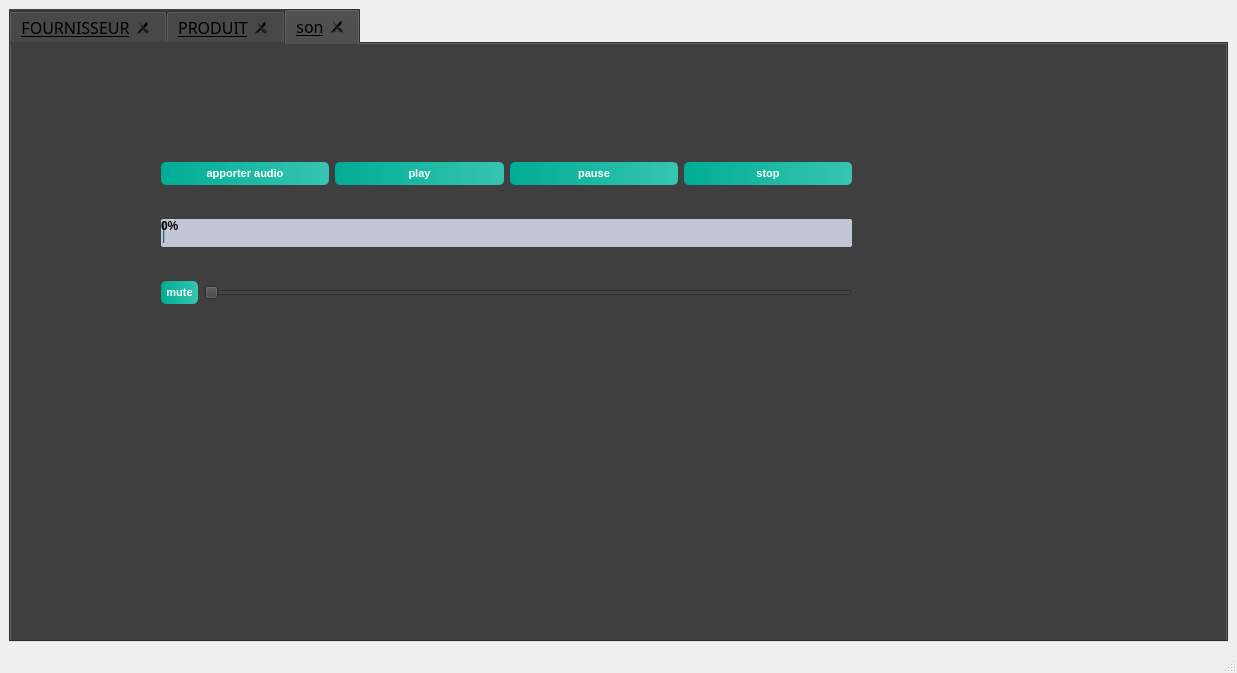
Old version of the form Desktop/projet c++/gra/mainwindow.ui in the repository boubakri-ch/Smart_Factory_2A5.
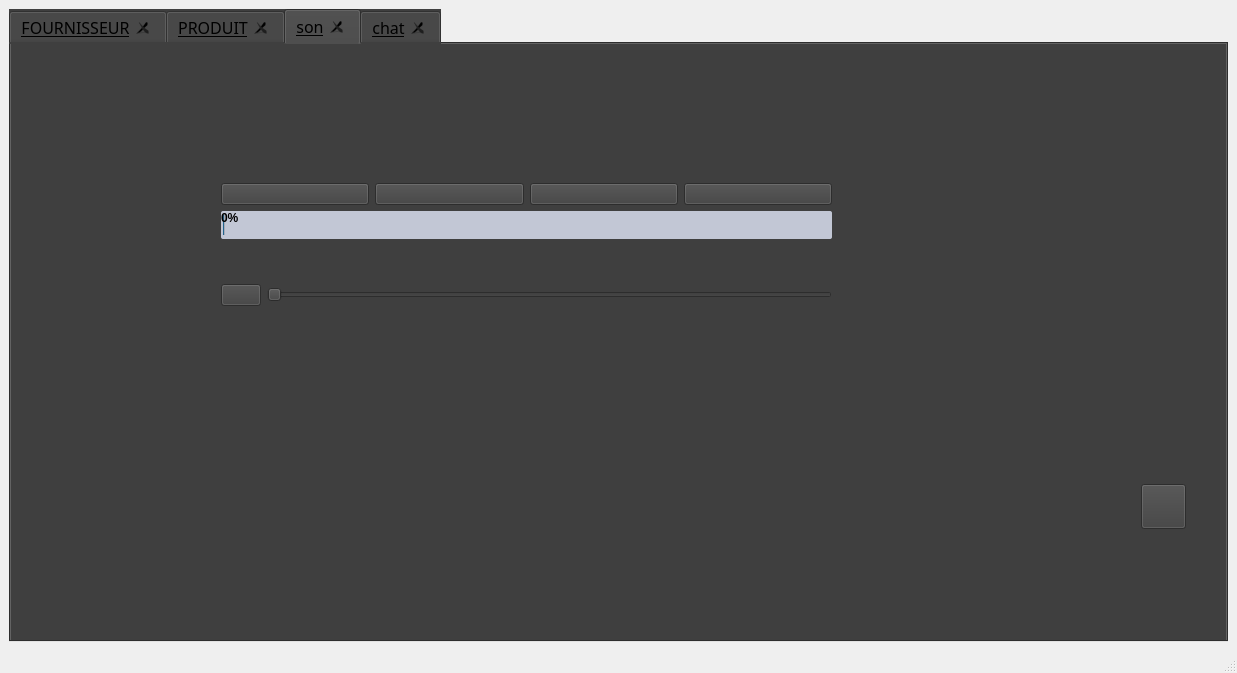
New version of the form. The open tabs and pages were chosen to show the change. Icons and pictures are not drawn.

The edit to the form file:
```diff
--- a/Desktop/projet c++/gra/mainwindow.ui
+++ b/Desktop/projet c++/gra/mainwindow.ui
@@ -1631,184 +1631,176 @@
        <attribute name="title">
         <string>son</string>
        </attribute>
+       <widget class="QPushButton" name="pushButton_18">
+        <property name="geometry">
+         <rect>
+          <x>1130</x>
+          <y>440</y>
+          <width>45</width>
+          <height>45</height>
+         </rect>
+        </property>
+        <property name="styleSheet">
+         <string notr="true"> QPushButton{
+
+    font: 12pt &quot;MS Shell Dlg 2&quot;;
+
+color:white;
+
+background-image:url(C:/Users/Chiheb/Desktop/projet c++/gra/web);
+
+background-position:  center;
+
+background-repeat:no-repeat;
+
+				   }</string>
+        </property>
+        <property name="text">
+         <string/>
+        </property>
+       </widget>
        <widget class="QWidget" name="layoutWidget">
         <property name="geometry">
          <rect>
-          <x>150</x>
-          <y>90</y>
-          <width>691</width>
+          <x>210</x>
+          <y>100</y>
+          <width>611</width>
           <height>201</height>
          </rect>
         </property>
-        <layout class="QVBoxLayout" name="verticalLayout" stretch="0,0,0">
-         <property name="sizeConstraint">
-          <enum>QLayout::SetDefaultConstraint</enum>
-         </property>
-         <property name="leftMargin">
-          <number>0</number>
-         </property>
-         <property name="topMargin">
-          <number>0</number>
-         </property>
-         <property name="rightMargin">
-          <number>0</number>
-         </property>
-         <property name="bottomMargin">
-          <number>0</number>
-         </property>
+        <layout class="QVBoxLayout" name="verticalLayout_9">
+         <item>
+          <layout class="QVBoxLayout" name="verticalLayout">
+           <item>
+            <layout class="QHBoxLayout" name="horizontalLayout">
+             <item>
+              <widget class="QPushButton" name="apporter">
+               <property name="styleSheet">
+                <string notr="true"> QPushButton{
+
+    font: 12pt &quot;MS Shell Dlg 2&quot;;
+
+color:white;
+
+background-image:url(C:/Users/Chiheb/Desktop/projet c++/gra/apporter);
+
+background-position:  center;
+
+background-repeat:no-repeat;
+
+				   }</string>
+               </property>
+               <property name="text">
+                <string/>
+               </property>
+              </widget>
+             </item>
+             <item>
+              <widget class="QPushButton" name="pause">
+               <property name="styleSheet">
+                <string notr="true"> QPushButton{
+
+    font: 12pt &quot;MS Shell Dlg 2&quot;;
+
+color:white;
+
+background-image:url(C:/Users/Chiheb/Desktop/projet c++/gra/pause);
+
+background-position:  center;
+
+background-repeat:no-repeat;
+
+				   }</string>
+               </property>
+               <property name="text">
+                <string/>
+               </property>
+              </widget>
+             </item>
+             <item>
+              <widget class="QPushButton" name="play">
+               <property name="styleSheet">
+                <string notr="true"> QPushButton{
+
+    font: 12pt &quot;MS Shell Dlg 2&quot;;
+
+color:white;
+
+background-image:url(C:/Users/Chiheb/Desktop/projet c++/gra/play);
+
+background-position:  center;
+
+background-repeat:no-repeat;
+
+				   }</string>
+               </property>
+               <property name="text">
+                <string/>
+               </property>
+              </widget>
+             </item>
+             <item>
+              <widget class="QPushButton" name="stop">
+               <property name="styleSheet">
+                <string notr="true"> QPushButton{
+
+    font: 12pt &quot;MS Shell Dlg 2&quot;;
+
+color:white;
+
+background-image:url(C:/Users/Chiheb/Desktop/projet c++/gra/stop);
+
+background-position:  center;
+
+background-repeat:no-repeat;
+
+				   }</string>
+               </property>
+               <property name="text">
+                <string/>
+               </property>
+              </widget>
+             </item>
+            </layout>
+           </item>
+           <item>
+            <widget class="QProgressBar" name="avance">
+             <property name="styleSheet">
+              <string notr="true">background-color: #c2c7d5;
+	color: #000;
+	font-weight: bold;
+	border: none;
+	border-radius: 2px;
+	padding: 3px;</string>
+             </property>
+             <property name="value">
+              <number>0</number>
+             </property>
+            </widget>
+           </item>
+          </layout>
+         </item>
          <item>
           <layout class="QHBoxLayout" name="horizontalLayout_2">
            <item>
-            <widget class="QPushButton" name="apporter">
-             <property name="styleSheet">
-              <string notr="true">QPushButton
-{
-	background-color: qlineargradient(spread:pad, x1:0, y1:0.511, x2:1, y2:0.511, stop:0 rgba(0, 172, 149, 255),stop:0.995192 rgba(54, 197, 177, 255));
-	color: #fff;
-	font-size: 11px;
-	font-weight: bold;
-	border: none;
-	border-radius: 5px;
-	padding: 5px;
-
-}
-
-
-QPushButton::hover
-{
-	background-color: qlineargradient(spread:pad, x1:0, y1:0.511, x2:1, y2:0.511, stop:0 rgba(0, 207, 179, 255),stop:1 rgba(70, 255, 230, 255));
-
-}</string>
-             </property>
-             <property name="text">
-              <string>apporter audio</string>
-             </property>
-            </widget>
-           </item>
-           <item>
-            <widget class="QPushButton" name="play">
-             <property name="styleSheet">
-              <string notr="true">QPushButton
-{
-	background-color: qlineargradient(spread:pad, x1:0, y1:0.511, x2:1, y2:0.511, stop:0 rgba(0, 172, 149, 255),stop:0.995192 rgba(54, 197, 177, 255));
-	color: #fff;
-	font-size: 11px;
-	font-weight: bold;
-	border: none;
-	border-radius: 5px;
-	padding: 5px;
-
-}
-
-
-QPushButton::hover
-{
-	background-color: qlineargradient(spread:pad, x1:0, y1:0.511, x2:1, y2:0.511, stop:0 rgba(0, 207, 179, 255),stop:1 rgba(70, 255, 230, 255));
-
-}</string>
-             </property>
-             <property name="text">
-              <string>play</string>
-             </property>
-            </widget>
-           </item>
-           <item>
-            <widget class="QPushButton" name="pause">
-             <property name="styleSheet">
-              <string notr="true">QPushButton
-{
-	background-color: qlineargradient(spread:pad, x1:0, y1:0.511, x2:1, y2:0.511, stop:0 rgba(0, 172, 149, 255),stop:0.995192 rgba(54, 197, 177, 255));
-	color: #fff;
-	font-size: 11px;
-	font-weight: bold;
-	border: none;
-	border-radius: 5px;
-	padding: 5px;
-
-}
-
-
-QPushButton::hover
-{
-	background-color: qlineargradient(spread:pad, x1:0, y1:0.511, x2:1, y2:0.511, stop:0 rgba(0, 207, 179, 255),stop:1 rgba(70, 255, 230, 255));
-
-}</string>
-             </property>
-             <property name="text">
-              <string>pause</string>
-             </property>
-            </widget>
-           </item>
-           <item>
-            <widget class="QPushButton" name="stop">
-             <property name="styleSheet">
-              <string notr="true">QPushButton
-{
-	background-color: qlineargradient(spread:pad, x1:0, y1:0.511, x2:1, y2:0.511, stop:0 rgba(0, 172, 149, 255),stop:0.995192 rgba(54, 197, 177, 255));
-	color: #fff;
-	font-size: 11px;
-	font-weight: bold;
-	border: none;
-	border-radius: 5px;
-	padding: 5px;
-
-}
-
-
-QPushButton::hover
-{
-	background-color: qlineargradient(spread:pad, x1:0, y1:0.511, x2:1, y2:0.511, stop:0 rgba(0, 207, 179, 255),stop:1 rgba(70, 255, 230, 255));
-
-}</string>
-             </property>
-             <property name="text">
-              <string>stop</string>
-             </property>
-            </widget>
-           </item>
-          </layout>
-         </item>
-         <item>
-          <widget class="QProgressBar" name="avance">
-           <property name="styleSheet">
-            <string notr="true">background-color: #c2c7d5;
-	color: #000;
-	font-weight: bold;
-	border: none;
-	border-radius: 2px;
-	padding: 3px;</string>
-           </property>
-           <property name="value">
-            <number>0</number>
-           </property>
-          </widget>
-         </item>
-         <item>
-          <layout class="QHBoxLayout" name="horizontalLayout">
-           <item>
             <widget class="QPushButton" name="mute">
              <property name="styleSheet">
-              <string notr="true">QPushButton
-{
-	background-color: qlineargradient(spread:pad, x1:0, y1:0.511, x2:1, y2:0.511, stop:0 rgba(0, 172, 149, 255),stop:0.995192 rgba(54, 197, 177, 255));
-	color: #fff;
-	font-size: 11px;
-	font-weight: bold;
-	border: none;
-	border-radius: 5px;
-	padding: 5px;
+              <string notr="true"> QPushButton{
 
-}
+    font: 12pt &quot;MS Shell Dlg 2&quot;;
 
+color:white;
 
-QPushButton::hover
-{
-	background-color: qlineargradient(spread:pad, x1:0, y1:0.511, x2:1, y2:0.511, stop:0 rgba(0, 207, 179, 255),stop:1 rgba(70, 255, 230, 255));
+background-image:url(C:/Users/Chiheb/Desktop/projet c++/gra/muet);
 
-}</string>
+background-position:  center;
+
+background-repeat:no-repeat;
+
+				   }</string>
              </property>
              <property name="text">
-              <string>mute</string>
+              <string/>
              </property>
             </widget>
            </item>
@@ -1824,6 +1816,26 @@
         </layout>
        </widget>
       </widget>
+      <widget class="QWidget" name="tab_10">
+       <attribute name="title">
+        <string>chat</string>
+       </attribute>
+       <layout class="QGridLayout" name="gridLayout">
+        <item row="0" column="0" colspan="2">
+         <widget class="QPlainTextEdit" name="plainTextEdit"/>
+        </item>
+        <item row="1" column="0">
+         <widget class="QLineEdit" name="lineEdit_2"/>
+        </item>
+        <item row="1" column="1">
+         <widget class="QPushButton" name="pushButton_19">
+          <property name="text">
+           <string>PushButton</string>
+          </property>
+         </widget>
+        </item>
+       </layout>
+      </widget>
      </widget>
     </item>
    </layout>
```
Left out of the diff: 318 changed lines with no effect on the pictures.
